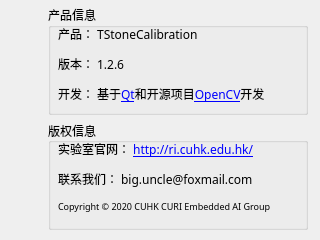
imuncle/TStoneCalibration, file AboutUs.ui: the form before one commit.
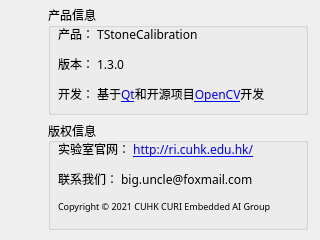
The form after the commit. Icons and pictures are not drawn.

What changed in the file:
```diff
--- a/AboutUs.ui
+++ b/AboutUs.ui
@@ -56,7 +56,7 @@
      </rect>
     </property>
     <property name="text">
-     <string>&lt;html&gt;&lt;head/&gt;&lt;body&gt;&lt;p&gt;产品： TStoneCalibration&lt;/p&gt;&lt;p&gt;版本： 1.2.6&lt;/p&gt;&lt;p&gt;开发： 基于&lt;a href=&quot;https://www.qt.io/&quot;&gt;&lt;span style=&quot; text-decoration: underline; color:#0000ff;&quot;&gt;Qt&lt;/span&gt;&lt;/a&gt;和开源项目&lt;a href=&quot;https://opencv.org/&quot;&gt;&lt;span style=&quot; text-decoration: underline; color:#0000ff;&quot;&gt;OpenCV&lt;/span&gt;&lt;/a&gt;开发&lt;/p&gt;&lt;/body&gt;&lt;/html&gt;</string>
+     <string>&lt;html&gt;&lt;head/&gt;&lt;body&gt;&lt;p&gt;产品： TStoneCalibration&lt;/p&gt;&lt;p&gt;版本： 1.3.0&lt;/p&gt;&lt;p&gt;开发： 基于&lt;a href=&quot;https://www.qt.io/&quot;&gt;&lt;span style=&quot; text-decoration: underline; color:#0000ff;&quot;&gt;Qt&lt;/span&gt;&lt;/a&gt;和开源项目&lt;a href=&quot;https://opencv.org/&quot;&gt;&lt;span style=&quot; text-decoration: underline; color:#0000ff;&quot;&gt;OpenCV&lt;/span&gt;&lt;/a&gt;开发&lt;/p&gt;&lt;/body&gt;&lt;/html&gt;</string>
     </property>
     <property name="alignment">
      <set>Qt::AlignLeading|Qt::AlignLeft|Qt::AlignTop</set>
@@ -93,7 +93,7 @@
      </rect>
     </property>
     <property name="text">
-     <string>&lt;html&gt;&lt;head/&gt;&lt;body&gt;&lt;p&gt;实验室官网： &lt;a href=&quot;http://ri.cuhk.edu.hk/&quot;&gt;&lt;span style=&quot; text-decoration: underline; color:#0000ff;&quot;&gt;http://ri.cuhk.edu.hk/&lt;/span&gt;&lt;/a&gt;&lt;/p&gt;&lt;p&gt;联系我们：	big.uncle@foxmail.com&lt;/p&gt;&lt;p&gt;&lt;span style=&quot; font-size:7pt;&quot;&gt;Copyright © 2020 CUHK CURI Embedded AI Group&lt;/span&gt;&lt;/p&gt;&lt;/body&gt;&lt;/html&gt;</string>
+     <string>&lt;html&gt;&lt;head/&gt;&lt;body&gt;&lt;p&gt;实验室官网： &lt;a href=&quot;http://ri.cuhk.edu.hk/&quot;&gt;&lt;span style=&quot; text-decoration: underline; color:#0000ff;&quot;&gt;http://ri.cuhk.edu.hk/&lt;/span&gt;&lt;/a&gt;&lt;/p&gt;&lt;p&gt;联系我们：	big.uncle@foxmail.com&lt;/p&gt;&lt;p&gt;&lt;span style=&quot; font-size:7pt;&quot;&gt;Copyright © 2021 CUHK CURI Embedded AI Group&lt;/span&gt;&lt;/p&gt;&lt;/body&gt;&lt;/html&gt;</string>
     </property>
     <property name="alignment">
      <set>Qt::AlignLeading|Qt::AlignLeft|Qt::AlignTop</set>
```
